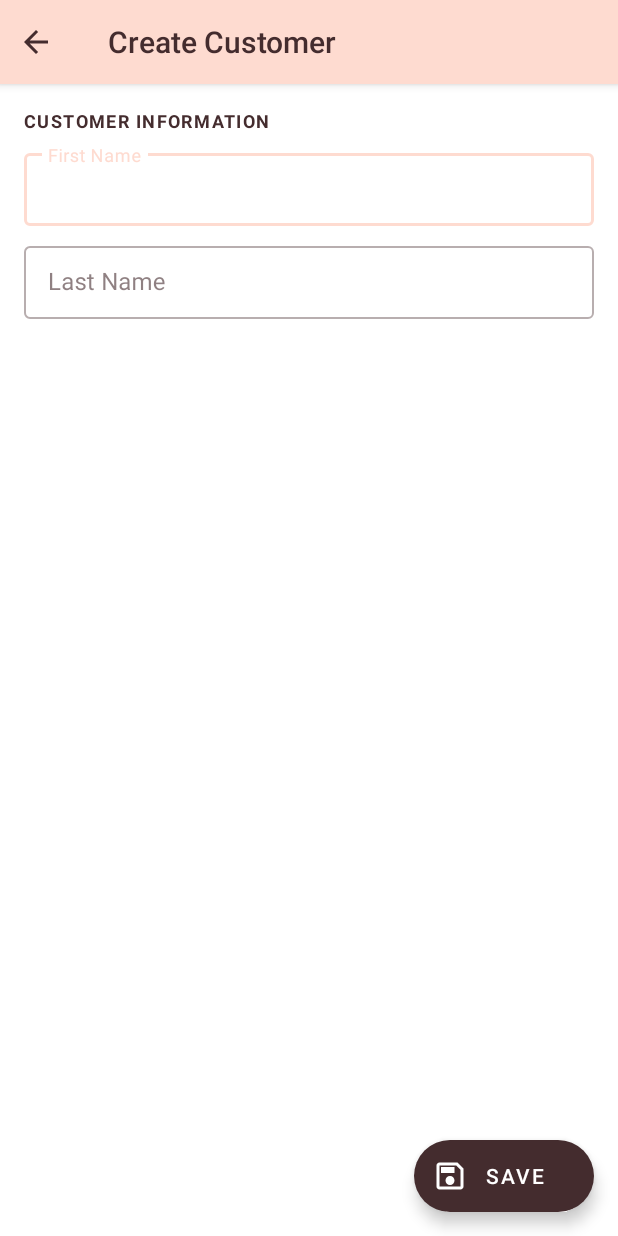
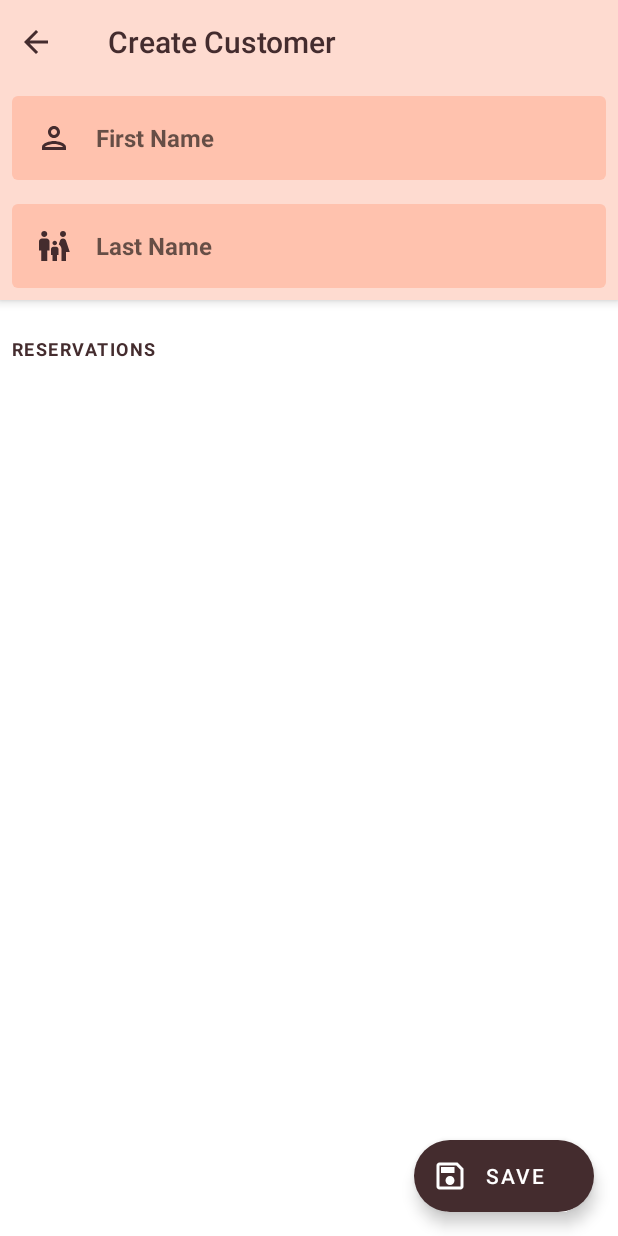
Before and after one commit to dax0102/reservatium, an Android app: the CustomerEditorActivity screen opened directly, with no data from a screen before it, on a phone screen of 412 x 824 dp. Run offline under Robolectric (Android 15) with nearby library versions, the phone set to English and light mode, and no system bars; our stand-ins replace Dagger/Hilt's generated code, Room's generated code; libraries missing offline, so code that uses them is left out: androidx.hilt.lifecycle, github.com.st235.

Commit message:
Finished CustomerEditorActivity

```diff
--- a/app/src/main/java/me/asayah/reservatium/database/dao/CustomerDao.kt
+++ b/app/src/main/java/me/asayah/reservatium/database/dao/CustomerDao.kt
@@ -7,7 +7,7 @@ import me.asayah.reservatium.features.customer.Customer
 @Dao
 interface CustomerDao {
 
-    @Insert
+    @Insert(onConflict = OnConflictStrategy.REPLACE)
     suspend fun insert(customer: Customer)
 
     @Delete
--- a/app/src/main/java/me/asayah/reservatium/database/dao/ReservationDao.kt
+++ b/app/src/main/java/me/asayah/reservatium/database/dao/ReservationDao.kt
@@ -8,7 +8,7 @@ import me.asayah.reservatium.features.reservation.ReservationBundle
 @Dao
 interface ReservationDao {
 
-    @Insert
+    @Insert(onConflict = OnConflictStrategy.REPLACE)
     suspend fun insert(reservation: Reservation)
 
     @Delete
@@ -23,4 +23,7 @@ interface ReservationDao {
     @Query("SELECT * FROM reservations INNER JOIN customers ON customers.customerId == reservations.customer INNER JOIN rooms ON rooms.roomId == reservations.room")
     fun fetch(): LiveData<List<ReservationBundle>>
 
+    @Query("SELECT * FROM reservations INNER JOIN customers ON customers.customerId == reservations.customer INNER JOIN rooms ON rooms.roomId == reservations.room WHERE customer = :id")
+    suspend fun fetchWithCustomer(id: String?): List<ReservationBundle>
+
 }
--- a/app/src/main/java/me/asayah/reservatium/database/dao/RoomDao.kt
+++ b/app/src/main/java/me/asayah/reservatium/database/dao/RoomDao.kt
@@ -7,7 +7,7 @@ import me.asayah.reservatium.features.room.Room
 @Dao
 interface RoomDao {
 
-    @Insert
+    @Insert(onConflict = OnConflictStrategy.REPLACE)
     suspend fun insert(room: Room)
 
     @Delete
--- a/app/src/main/java/me/asayah/reservatium/database/repository/ReservationRepository.kt
+++ b/app/src/main/java/me/asayah/reservatium/database/repository/ReservationRepository.kt
@@ -19,4 +19,7 @@ class ReservationRepository @Inject constructor(private val reservationDao: Rese
 
     fun fetch(): LiveData<List<ReservationBundle>> = reservationDao.fetch()
 
+    suspend fun fetchWithCustomer(id: String?): List<ReservationBundle>
+        = reservationDao.fetchWithCustomer(id)
+
 }
--- a/app/src/main/java/me/asayah/reservatium/features/customer/CustomerFragment.kt
+++ b/app/src/main/java/me/asayah/reservatium/features/customer/CustomerFragment.kt
@@ -59,7 +59,9 @@ class CustomerFragment: BaseFragment(), BaseAdapter.ActionListener {
         if (t is Customer) {
             when(action) {
                 BaseAdapter.ActionListener.Action.SELECT -> {
-                    viewModel.insert(t)
+                    startActivityForResult(Intent(context, CustomerEditorActivity::class.java).apply {
+                        putExtra(CustomerEditorActivity.EXTRA_CUSTOMER, t)
+                    }, CustomerEditorActivity.REQUEST_CODE_INSERT)
                 }
                 BaseAdapter.ActionListener.Action.DELETE -> {
                     viewModel.remove(t)
--- a/app/src/main/java/me/asayah/reservatium/features/customer/editor/CustomerEditorActivity.kt
+++ b/app/src/main/java/me/asayah/reservatium/features/customer/editor/CustomerEditorActivity.kt
@@ -2,16 +2,24 @@ package me.asayah.reservatium.features.customer.editor
 
 import android.content.Intent
 import android.os.Bundle
+import androidx.activity.viewModels
+import dagger.hilt.android.AndroidEntryPoint
 import me.asayah.reservatium.R
+import me.asayah.reservatium.components.custom.ItemDecoration
 import me.asayah.reservatium.databinding.EditorCustomerBinding
 import me.asayah.reservatium.features.customer.Customer
+import me.asayah.reservatium.features.reservation.ReservationAdapter
 import me.asayah.reservatium.features.shared.base.BaseActivity
+import me.asayah.reservatium.features.shared.base.BaseAdapter
 
-class CustomerEditorActivity: BaseActivity() {
+@AndroidEntryPoint
+class CustomerEditorActivity: BaseActivity(), BaseAdapter.ActionListener {
     private lateinit var binding: EditorCustomerBinding
 
-    private var customer = Customer()
     private var requestCode = REQUEST_CODE_INSERT
+
+    private val reservationAdapter = ReservationAdapter(this)
+    private val viewModel: CustomerEditorViewModel by viewModels()
 
     override fun onCreate(savedInstanceState: Bundle?) {
         super.onCreate(savedInstanceState)
@@ -24,26 +32,40 @@ class CustomerEditorActivity: BaseActivity() {
             requestCode = REQUEST_CODE_UPDATE
             setToolbarTitle(R.string.editor_edit_customer)
 
-            intent.getParcelableExtra<Customer>(EXTRA_CUSTOMER)?.also { customer = it }
+            intent.getParcelableExtra<Customer>(EXTRA_CUSTOMER)?.also {
+                viewModel.customer = it
+            }
+        }
+
+        with(binding.recyclerView) {
+            addItemDecoration(ItemDecoration(context))
+            adapter = reservationAdapter
         }
     }
 
     override fun onStart() {
         super.onStart()
 
+        viewModel.customerLive.observe(this) {
+            binding.firstNameEditText.setText(it.firstName)
+            binding.lastNameEditText.setText(it.lastName)
+        }
+
+        viewModel.reservations.observe(this) {
+            reservationAdapter.submitList(it)
+        }
+
         binding.actionButton.setOnClickListener {
+            val customer = viewModel.customer
 
-            if (binding.firstNameTextInput.text.isNullOrEmpty()) {
+            if (customer.firstName.isNullOrEmpty()) {
+                createSnackbar(binding.root, R.string.error_customer_no_first_name)
                 return@setOnClickListener
             }
 
-            if (binding.lastNameTextInput.text.isNullOrEmpty()) {
+            if (customer.lastName.isNullOrEmpty()) {
+                createSnackbar(binding.root, R.string.error_customer_no_last_name)
                 return@setOnClickListener
-            }
-
-            with(customer) {
-                firstName = binding.firstNameTextInput.text.toString()
-                lastName = binding.lastNameTextInput.text.toString()
             }
 
             setResult(RESULT_OK, Intent().apply {
@@ -53,6 +75,8 @@ class CustomerEditorActivity: BaseActivity() {
         }
     }
 
+    override fun <T> onActionPerformed(t: T, action: BaseAdapter.ActionListener.Action) {}
+
     companion object {
         const val REQUEST_CODE_INSERT = 1
         const val REQUEST_CODE_UPDATE = 3
--- /dev/null
+++ b/app/src/main/java/me/asayah/reservatium/features/customer/editor/CustomerEditorViewModel.kt
@@ -0,0 +1,33 @@
+package me.asayah.reservatium.features.customer.editor
+
+import androidx.hilt.lifecycle.ViewModelInject
+import androidx.lifecycle.LiveData
+import androidx.lifecycle.MutableLiveData
+import androidx.lifecycle.ViewModel
+import androidx.lifecycle.viewModelScope
+import kotlinx.coroutines.launch
+import me.asayah.reservatium.database.repository.ReservationRepository
+import me.asayah.reservatium.features.customer.Customer
+import me.asayah.reservatium.features.reservation.ReservationBundle
+
+class CustomerEditorViewModel @ViewModelInject constructor(
+        private val reservationRepository: ReservationRepository
+): ViewModel() {
+
+    var customer = Customer()
+        set(value) {
+            field = value
+            _customer.value = value
+            fetchWithCustomerId(value.customerId)
+        }
+
+    private val _reservations: MutableLiveData<List<ReservationBundle>> = MutableLiveData(emptyList())
+    internal var reservations: LiveData<List<ReservationBundle>> = _reservations
+
+    private val _customer: MutableLiveData<Customer> = MutableLiveData()
+    internal val customerLive: LiveData<Customer> = _customer
+
+    private fun fetchWithCustomerId(id: String?) = viewModelScope.launch {
+        _reservations.value = reservationRepository.fetchWithCustomer(id)
+    }
+}
--- a/app/src/main/java/me/asayah/reservatium/features/reservation/editor/ReservationEditorActivity.kt
+++ b/app/src/main/java/me/asayah/reservatium/features/reservation/editor/ReservationEditorActivity.kt
@@ -43,14 +43,14 @@ class ReservationEditorActivity: BaseActivity() {
             setToolbarTitle(R.string.editor_edit_reservation)
 
             intent.getParcelableExtra<Reservation>(EXTRA_RESERVATION)?.also {
-                viewModel.reservation
+                viewModel.reservation = it
                 viewModel.date = DateRange(it.startDate, it.endDate)
             }
             intent.getParcelableExtra<Customer>(EXTRA_CUSTOMER)?.also {
-                viewModel.customer
+                viewModel.customer = it
             }
             intent.getParcelableExtra<Room>(EXTRA_ROOM)?.also {
-                viewModel.room
+                viewModel.room = it
             }
         }
     }
--- a/app/src/main/res/layout/editor_customer.xml
+++ b/app/src/main/res/layout/editor_customer.xml
@@ -15,48 +15,102 @@
             android:layout_height="wrap_content"
             android:elevation="0dp"/>
 
+        <FrameLayout
+            android:id="@+id/firstNameEditTextContainer"
+            android:layout_width="match_parent"
+            android:layout_height="wrap_content"
+            android:layout_margin="@dimen/view_spacing"
+            android:background="@drawable/shape_editor_container_primary"
+            android:foreground="?attr/selectableItemBackground">
+
+            <LinearLayout
+                android:layout_width="match_parent"
+                android:layout_height="wrap_content"
+                android:padding="@dimen/view_spacing"
+                android:orientation="horizontal">
+
+                <androidx.appcompat.widget.AppCompatImageView
+                    android:layout_width="wrap_content"
+                    android:layout_height="wrap_content"
+                    android:layout_gravity="center"
+                    android:padding="@dimen/view_spacing"
+                    app:srcCompat="@drawable/ic_outline_person_24"
+                    app:tint="@color/reservatium_pink_900"/>
+
+                <EditText
+                    android:id="@+id/firstNameEditText"
+                    android:layout_width="match_parent"
+                    android:layout_height="match_parent"
+                    android:padding="@dimen/view_spacing"
+                    android:hint="@string/input_first_name"
+                    android:autofillHints="@null"
+                    android:inputType="textCapWords"
+                    android:textAppearance="@style/TextAppearance.Reservatium.Value"
+                    android:background="@android:color/transparent"/>
+
+            </LinearLayout>
+
+        </FrameLayout>
+
+        <FrameLayout
+            android:id="@+id/lastNameEditTextContainer"
+            android:layout_width="match_parent"
+            android:layout_height="wrap_content"
+            android:layout_margin="@dimen/view_spacing"
+            android:background="@drawable/shape_editor_container_primary"
+            android:foreground="?attr/selectableItemBackground">
+
+            <LinearLayout
+                android:layout_width="match_parent"
+                android:layout_height="wrap_content"
+                android:padding="@dimen/view_spacing"
+                android:orientation="horizontal">
+
+                <androidx.appcompat.widget.AppCompatImageView
+                    android:layout_width="wrap_content"
+                    android:layout_height="wrap_content"
+                    android:layout_gravity="center"
+                    android:padding="@dimen/view_spacing"
+                    app:srcCompat="@drawable/ic_outline_family_restroom_24"
+                    app:tint="@color/reservatium_pink_900"/>
+
+                <EditText
+                    android:id="@+id/lastNameEditText"
+                    android:layout_width="match_parent"
+                    android:layout_height="match_parent"
+                    android:padding="@dimen/view_spacing"
+                    android:hint="@string/input_last_name"
+                    android:autofillHints="@null"
+                    android:inputType="textCapWords"
+                    android:textAppearance="@style/TextAppearance.Reservatium.Value"
+                    android:background="@android:color/transparent"/>
+
+            </LinearLayout>
+
+        </FrameLayout>
+
     </com.google.android.material.appbar.AppBarLayout>
 
     <LinearLayout
         android:layout_width="match_parent"
-        android:layout_height="wrap_content"
-        android:padding="@dimen/activity_padding"
+        android:layout_height="match_parent"
+        android:layout_marginTop="@dimen/activity_padding"
+        android:layout_marginBottom="@dimen/activity_padding"
         android:orientation="vertical"
         app:layout_behavior="@string/appbar_scrolling_view_behavior">
 
         <TextView
             android:layout_width="match_parent"
             android:layout_height="wrap_content"
-            android:layout_marginBottom="@dimen/view_spacing"
-            android:text="@string/input_customer_info"
+            android:padding="@dimen/view_spacing"
+            android:text="@string/input_reservations"
             android:textAppearance="@style/TextAppearance.Reservatium.Hint"/>
 
-        <com.google.android.material.textfield.TextInputLayout
+        <androidx.recyclerview.widget.RecyclerView
+            android:id="@+id/recyclerView"
             android:layout_width="match_parent"
-            android:layout_height="wrap_content"
-            android:layout_marginBottom="@dimen/view_spacing"
-            android:hint="@string/input_first_name"
-            style="@style/Widget.Reservatium.TextInput.Layout">
-
-            <com.google.android.material.textfield.TextInputEditText
-                android:id="@+id/firstNameTextInput"
-                android:layout_width="match_parent"
-                android:layout_height="wrap_content"/>
-
-        </com.google.android.material.textfield.TextInputLayout>
-
-        <com.google.android.material.textfield.TextInputLayout
-            android:layout_width="match_parent"
-            android:layout_height="wrap_content"
-            android:hint="@string/input_last_name"
-            style="@style/Widget.Reservatium.TextInput.Layout">
-
-            <com.google.android.material.textfield.TextInputEditText
-                android:id="@+id/lastNameTextInput"
-                android:layout_width="match_parent"
-                android:layout_height="wrap_content"/>
-
-        </com.google.android.material.textfield.TextInputLayout>
+            android:layout_height="match_parent"
+            app:layoutManager="androidx.recyclerview.widget.LinearLayoutManager"/>
 
     </LinearLayout>
 
--- a/app/src/main/res/values/strings.xml
+++ b/app/src/main/res/values/strings.xml
@@ -14,6 +14,7 @@
 
     <string name="menu_add">Add</string>
 
+    <string name="input_reservations">Reservations</string>
     <string name="input_room">Room</string>
     <string name="input_customer">Customer</string>
     <string name="input_start_date">Start Date</string>
@@ -52,5 +53,7 @@
     <string name="error_reservation_conflict_room_message">The selected room is currently being occupied at the selected date. Choose another date or another room to continue.</string>
     <string name="error_reservation_conflict_customer_title">Customer conflict in the Reservation</string>
     <string name="error_reservation_conflict_customer_message">The selected customer is currently booked in another room at the selected date. Choose another date or another customer to continue.</string>
+    <string name="error_customer_no_first_name">You forgot to enter the customer\'s first name</string>
+    <string name="error_customer_no_last_name">You forgot to enter the customer\'s last name</string>
 
 </resources>
```
